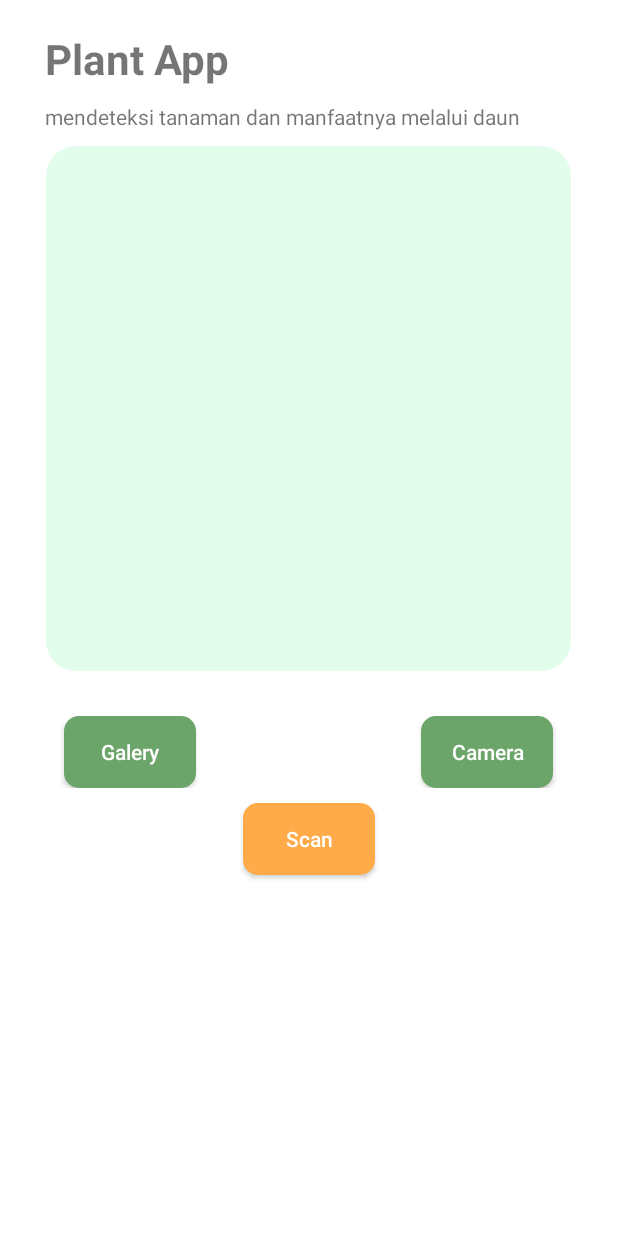
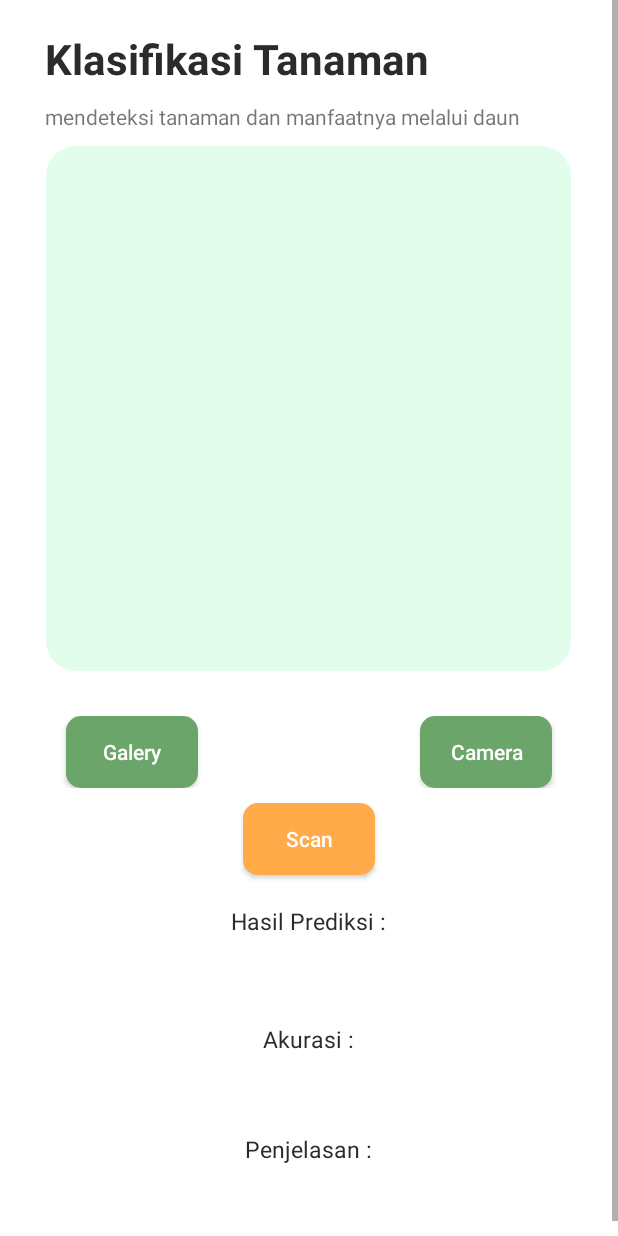
Before and after one commit to anggitwr/PlantApp, an Android app: the MainActivity screen opened directly, with no data from a screen before it, on a phone screen of 412 x 824 dp. Run offline under Robolectric (Android 15) with nearby library versions, the phone set to English and light mode, and no system bars; libraries missing offline, so code that uses them is left out: org.tensorflow.lite.

Commit message:
some update

```diff
--- a/app/src/main/java/com/anggitwr/myplantapp/MainActivity.kt
+++ b/app/src/main/java/com/anggitwr/myplantapp/MainActivity.kt
@@ -7,8 +7,11 @@ import android.graphics.Bitmap
 import android.media.ThumbnailUtils
 import android.os.Bundle
 import android.provider.MediaStore
+import android.view.View
 import androidx.appcompat.app.AlertDialog
 import androidx.appcompat.app.AppCompatActivity
+import androidx.core.view.isInvisible
+import androidx.core.view.isVisible
 import com.anggitwr.myplantapp.databinding.ActivityMainBinding
 import com.anggitwr.myplantapp.ml.Converted1630
 import com.anggitwr.myplantapp.ml.Converted1630Vgg19
@@ -35,11 +38,13 @@ class MainActivity : AppCompatActivity() {
         binding = ActivityMainBinding.inflate(layoutInflater)
         setContentView(binding.root)
 
+        showLoading(false)
         supportActionBar?.hide()
 
         binding.btnCamera.setOnClickListener { startCamera() }
         binding.btnGalery.setOnClickListener { startGallery() }
 
+//        showLoading(false)
     }
 
     @Suppress("DEPRECATION")
@@ -62,7 +67,9 @@ class MainActivity : AppCompatActivity() {
     }
 
     private fun classification(image : Bitmap?){
+        showLoading(true)
         try {
+
             val model = Converted1630Vgg19.newInstance(applicationContext)
 
             // Creates inputs for reference.
@@ -136,6 +143,8 @@ class MainActivity : AppCompatActivity() {
 
                     }
 
+                    showLoading(false)
+//                    binding.tvManfaat.isVisible
                     binding.tvConfidence.setText(s)
 
                     if (classes[maxPos] == "Hal lain") {
@@ -199,7 +208,10 @@ class MainActivity : AppCompatActivity() {
             image = ThumbnailUtils.extractThumbnail(image, dimension, dimension)
             binding.imageView.setImageBitmap(image)
             image = Bitmap.createScaledBitmap(image, imageSize, imageSize, false)
-            binding.btnPrediction.setOnClickListener { classification(image) }
+            binding.btnPrediction.setOnClickListener {
+                showLoading(true)
+                classification(image)
+            }
         }
 
         else if (requestCode == 100){
@@ -209,7 +221,10 @@ class MainActivity : AppCompatActivity() {
             bitmap = ThumbnailUtils.extractThumbnail(bitmap, dimension, dimension)
             binding.imageView.setImageBitmap(bitmap)
             bitmap = Bitmap.createScaledBitmap(bitmap, imageSize, imageSize, false)
-            binding.btnPrediction.setOnClickListener { classification(bitmap) }
+            binding.btnPrediction.setOnClickListener {
+                showLoading(true)
+                classification(bitmap)
+            }
 //            onSupportNavigateUp()
         }
 //        else {
@@ -217,4 +232,11 @@ class MainActivity : AppCompatActivity() {
 //        }
         super.onActivityResult(requestCode, resultCode, data)
     }
+    private fun showLoading(state: Boolean) {
+        if (state) {
+            binding.progressbar?.visibility = View.VISIBLE
+        } else {
+            binding.progressbar?.visibility = View.INVISIBLE
+        }
+    }
 }
--- a/app/src/main/res/layout/activity_main.xml
+++ b/app/src/main/res/layout/activity_main.xml
@@ -16,6 +16,7 @@
             android:layout_width="wrap_content"
             android:layout_height="wrap_content"
             android:text="@string/plant_app"
+            android:textColor="@color/black50"
             android:textSize="28sp"
             android:textStyle="bold"
             android:layout_marginTop="20dp"
@@ -36,7 +37,7 @@
             android:layout_gravity="center"
             android:layout_marginTop="10dp"
             android:background="@drawable/insert_image_bg"
-            android:padding="10dp"/>
+            android:padding="10dp" />
 
         <LinearLayout
             android:layout_width="match_parent"
@@ -48,18 +49,25 @@
                 android:id="@+id/btn_galery"
                 android:layout_width="wrap_content"
                 android:layout_height="wrap_content"
-                android:layout_marginEnd="140dp"
+                android:layout_marginEnd="50dp"
                 android:background="@drawable/btn_galery"
                 android:padding="10dp"
                 android:text="@string/btn_galery"
                 android:textAllCaps="false"
                 android:textColor="@color/white" />
 
+            <ProgressBar
+                android:id="@+id/progressbar"
+                android:layout_width="wrap_content"
+                android:layout_height="wrap_content"
+                android:outlineSpotShadowColor="@color/black50"
+                />
+
             <androidx.appcompat.widget.AppCompatButton
                 android:id="@+id/btn_camera"
                 android:layout_width="wrap_content"
                 android:layout_height="wrap_content"
-                android:layout_marginStart="10dp"
+                android:layout_marginStart="50dp"
                 android:background="@drawable/btn_galery"
                 android:text="@string/btncamera"
                 android:textAllCaps="false"
@@ -82,20 +90,37 @@
             android:id="@+id/tv_resultkurang"
             android:layout_width="wrap_content"
             android:layout_height="wrap_content"
-            android:contentDescription="@string/hasil"
+            android:text="@string/hasil"
+            android:textSize="15sp"
+            android:textColor="@color/black50"
+            android:textStyle="normal"
             android:layout_gravity="center"
-            android:layout_marginTop="10dp"
+            android:layout_marginTop="20dp"
             />
+
         <TextView
             android:id="@+id/tv_result"
             android:layout_width="wrap_content"
             android:layout_height="wrap_content"
             android:contentDescription="@string/hasil"
+            android:textColor="@color/black50"
+            android:textStyle="bold"
             android:textSize="20sp"
             android:layout_gravity="center"
             android:layout_marginTop="10dp"
             />
 
+        <TextView
+            android:id="@+id/tv_akurasi"
+            android:layout_width="wrap_content"
+            android:layout_height="wrap_content"
+            android:text="@string/akurasi"
+            android:textSize="15sp"
+            android:textColor="@color/black50"
+            android:textStyle="normal"
+            android:layout_gravity="center"
+            android:layout_marginTop="20dp"
+            />
 
         <TextView
             android:id="@+id/tv_confidence"
@@ -105,6 +130,15 @@
             android:layout_gravity="center"
             android:layout_marginTop="10dp"
             />
+
+        <TextView
+            android:layout_width="wrap_content"
+            android:layout_height="wrap_content"
+            android:text="@string/detail"
+            android:textSize="15sp"
+            android:textColor="@color/black50"
+            android:layout_gravity="center"
+            android:layout_marginTop="20dp"/>
 
         <TextView
             android:id="@+id/tv_detail"
--- a/app/src/main/res/values/colors.xml
+++ b/app/src/main/res/values/colors.xml
@@ -6,6 +6,7 @@
     <color name="teal_200">#FF03DAC5</color>
     <color name="teal_700">#FF018786</color>
     <color name="black">#FF000000</color>
+    <color name="black50">#2B2B2B</color>
     <color name="white">#FFFFFFFF</color>
     <color name="blue_50">#E3FDEC</color>
     <color name="green_200">#6CA56A</color>
--- a/app/src/main/res/values/strings.xml
+++ b/app/src/main/res/values/strings.xml
@@ -1,11 +1,11 @@
 <resources>
     <string name="app_name">My PlantApp</string>
-    <string name="plant_app">Plant App</string>
+    <string name="plant_app">Klasifikasi Tanaman</string>
     <string name="add_information">mendeteksi tanaman dan manfaatnya melalui daun</string>
     <string name="btn_galery">Galery</string>
     <string name="btncamera">Camera</string>
     <string name="predict">Scan</string>
-    <string name="hasil">hasil</string>
+    <string name="hasil">Hasil Prediksi : </string>
     <string name="hasil_kurang">akurasi kurang</string>
     <string name="not_identification">tidak teridentifikasi</string>
     <string name="perubahan_jambubiji_detail">jambu biji merupakan tanaman yang bisa untuk mengobati diare jambu biji merupakan tanaman yang bisa untuk mengobati diare jambu biji merupakan tanaman yang bisa untuk mengobati diare</string>
@@ -33,4 +33,7 @@
     <string name="contem_des_2">Tampilan hasil scan tanaman</string>
     <string name="btn_onb_2_lewati">Sebelumnya</string>
     <string name="perubahan_hal_lain">Gambar yang belum dikenali sistem. Mungkin semacam besi/plastik/kertas/kain/kaca bisa juga hal abstrak</string>
+    <string name="manfaat_tumbuhan">Manfaat Tumbuhan</string>
+    <string name="detail">Penjelasan :</string>
+    <string name="akurasi">Akurasi :</string>
 </resources>
```
